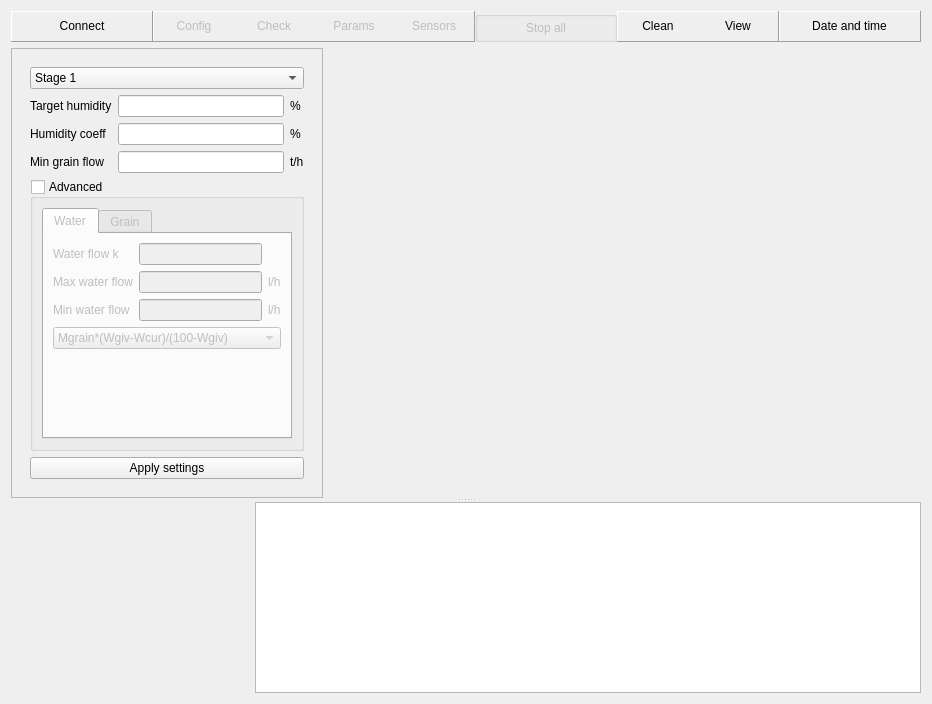
Above: gui/mainwindow.ui from Shmuma/grain-watering before the change. Below: the same form after it.
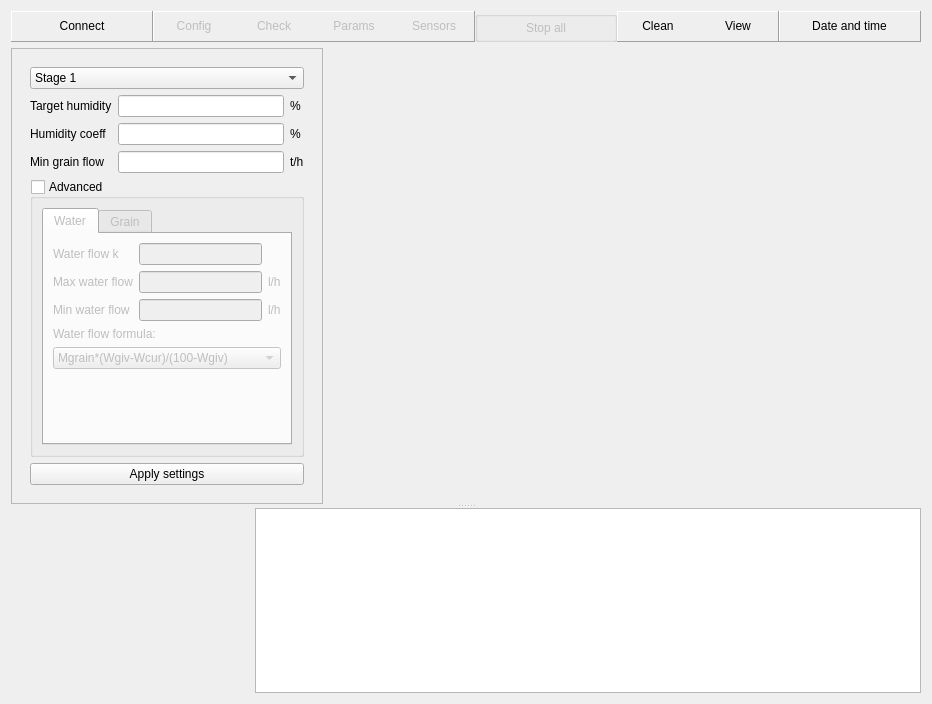
That is the form after the change. Custom widgets are drawn as their Qt base class.

```diff
--- a/gui/mainwindow.ui
+++ b/gui/mainwindow.ui
@@ -762,7 +762,14 @@
                       </layout>
                      </item>
                      <item>
-                      <widget class="QComboBox" name="comboBox_2" >
+                      <widget class="QLabel" name="label_14" >
+                       <property name="text" >
+                        <string>Water flow formula:</string>
+                       </property>
+                      </widget>
+                     </item>
+                     <item>
+                      <widget class="QComboBox" name="settingsWaterFormulaComboBox" >
                        <item>
                         <property name="text" >
                          <string>Mgrain*(Wgiv-Wcur)/(100-Wgiv)</string>
```
Left out of the diff: 6 changed lines with no effect on the pictures.
